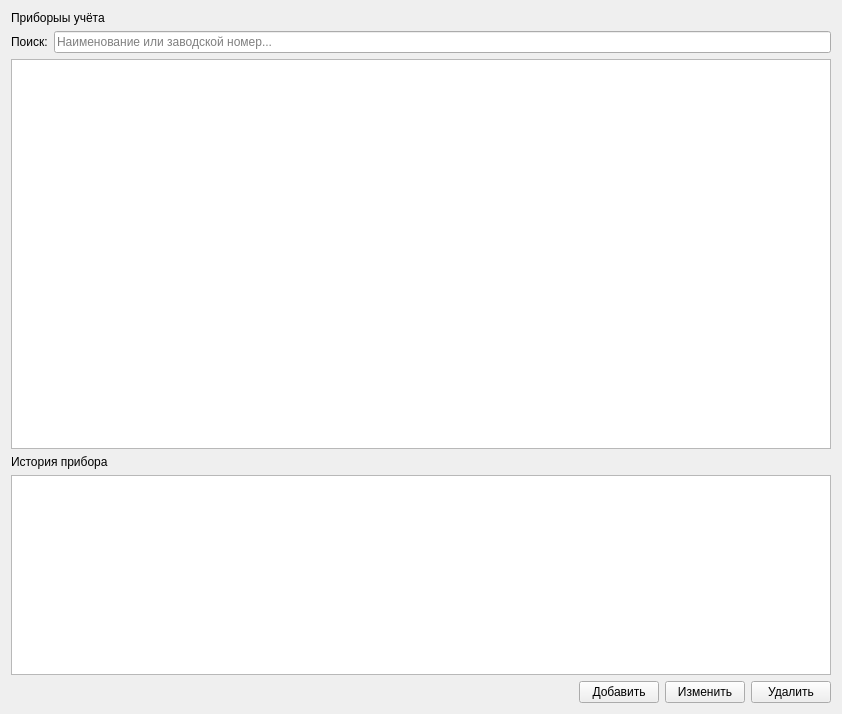
This is ui/meterswidget.ui in nikola240698/MeteringActs as Qt 5 draws it before an edit. The edited form follows.
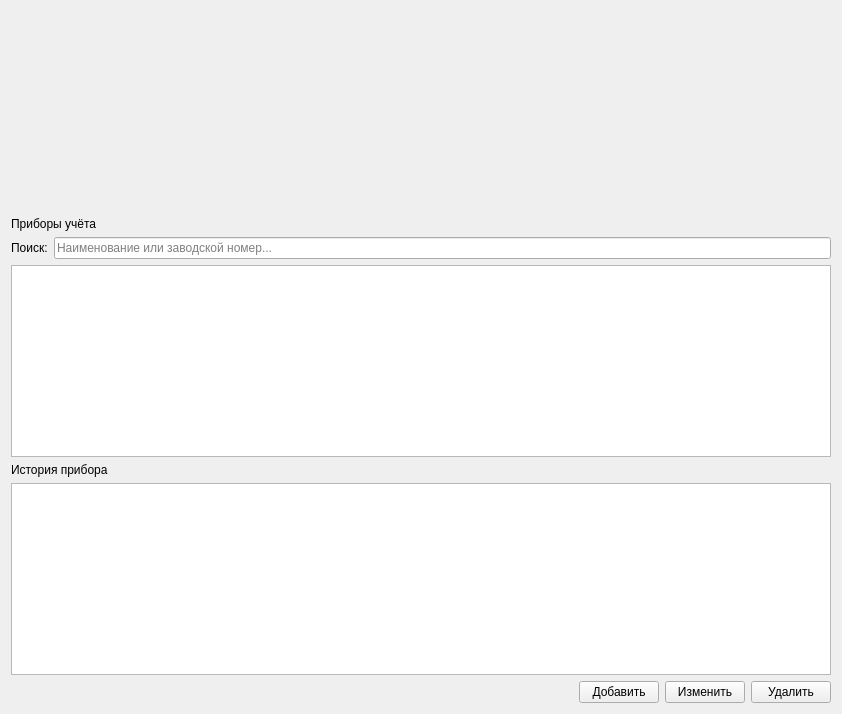
This is the edited form.

Commit message: Finished with UI in first page

```diff
--- a/ui/meterswidget.ui
+++ b/ui/meterswidget.ui
@@ -17,10 +17,29 @@
    <string>Двойное нажатие по строке для открытия акта</string>
   </property>
   <layout class="QVBoxLayout" name="verticalLayout">
+   <item>
+    <widget class="QFrame" name="metersCard">
+     <property name="minimumSize">
+      <size>
+       <width>0</width>
+       <height>200</height>
+      </size>
+     </property>
+     <property name="frameShape">
+      <enum>QFrame::Shape::NoFrame</enum>
+     </property>
+     <property name="frameShadow">
+      <enum>QFrame::Shadow::Raised</enum>
+     </property>
+     <property name="card" stdset="0">
+      <bool>true</bool>
+     </property>
+    </widget>
+   </item>
    <item>
     <widget class="QLabel" name="titlelabel">
      <property name="text">
-      <string>Приборыы учёта</string>
+      <string>Приборы учёта</string>
      </property>
     </widget>
    </item>
```
The commit also changes 5 other files.
